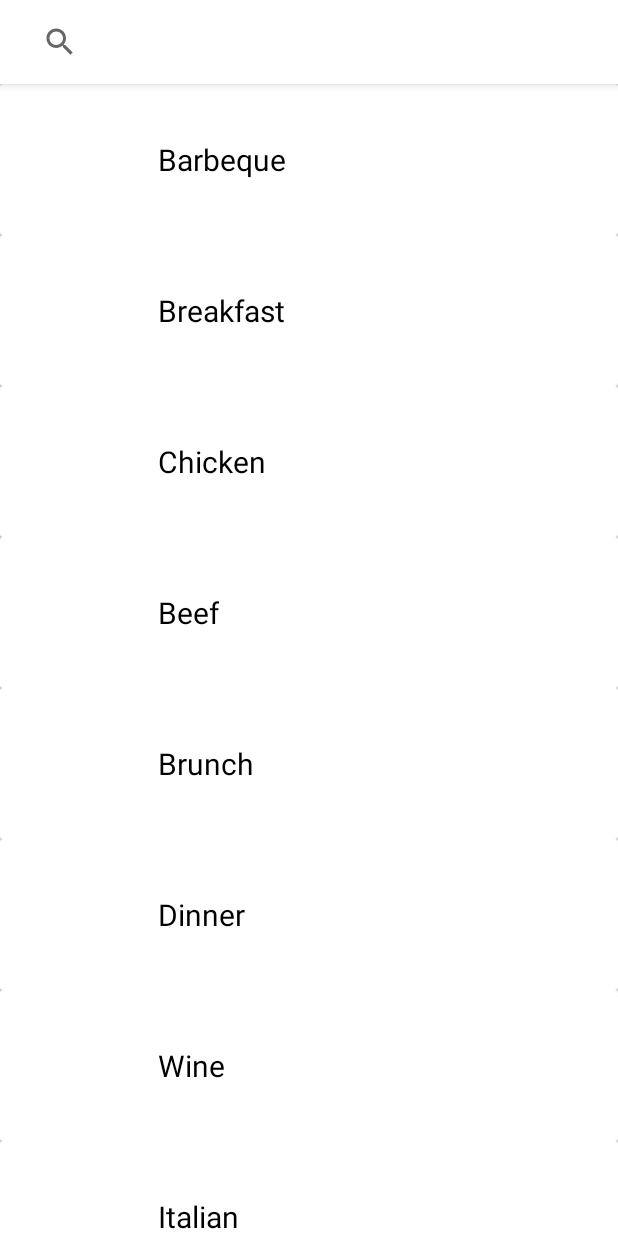
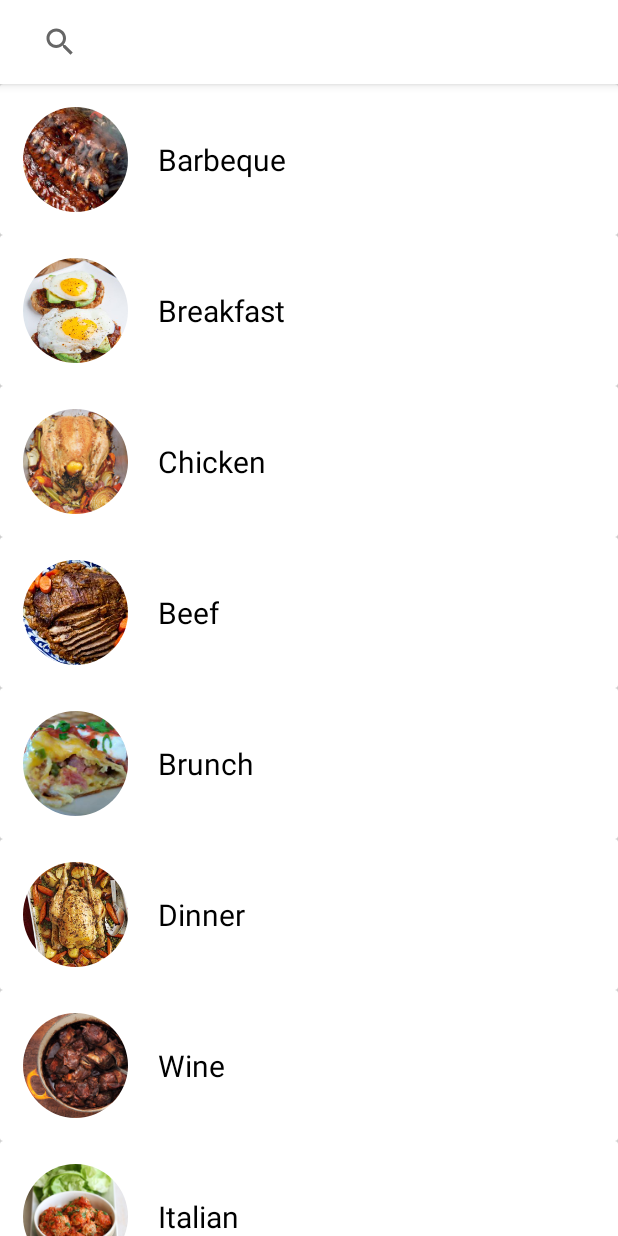
Before and after one commit to seeatulanand/FoodRecipesApp, an Android app: the screen it shows after launch (RecipeListActivity), on a phone screen of 412 x 824 dp. Run offline under Robolectric (Android 15) with nearby library versions, the phone set to English and light mode, and no system bars; our stand-ins replace CircleImageView; pictures from the network do not load; 2 statements that could not run were skipped.

```diff
--- a/app/src/main/java/com/example/foodrecipesapp/adapter/CategoryViewHolder.java
+++ b/app/src/main/java/com/example/foodrecipesapp/adapter/CategoryViewHolder.java
@@ -2,6 +2,7 @@ package com.example.foodrecipesapp.adapter;
 
 import android.net.Uri;
 import android.view.View;
+import android.widget.ImageView;
 import android.widget.TextView;
 
 import androidx.annotation.NonNull;
@@ -10,6 +11,8 @@ import androidx.recyclerview.widget.RecyclerView;
 import com.bumptech.glide.RequestManager;
 import com.example.foodrecipesapp.R;
 import com.example.foodrecipesapp.models.Recipe;
+import com.example.foodrecipesapp.util.Constants;
+
 
 import de.hdodenhof.circleimageview.CircleImageView;
 
@@ -17,6 +20,8 @@ import de.hdodenhof.circleimageview.CircleImageView;
 public class CategoryViewHolder extends RecyclerView.ViewHolder implements View.OnClickListener {
 
     CircleImageView categoryImage;
+    //ImageView categoryImage;
+
     TextView categoryTitle;
     OnRecipeListener listener;
     RequestManager requestManager;
@@ -36,7 +41,7 @@ public class CategoryViewHolder extends RecyclerView.ViewHolder implements View.
 
     public void onBind(Recipe recipe){
 
-        Uri path = Uri.parse("android.resource://com.codingwithmitch.foodrecipes/drawable/" + recipe.getImage_url());
+        Uri path = Uri.parse("android.resource://com.example.foodrecipesapp/drawable/" + recipe.getImage_url());
         requestManager
                 .load(path)
                 .into(categoryImage);
```
